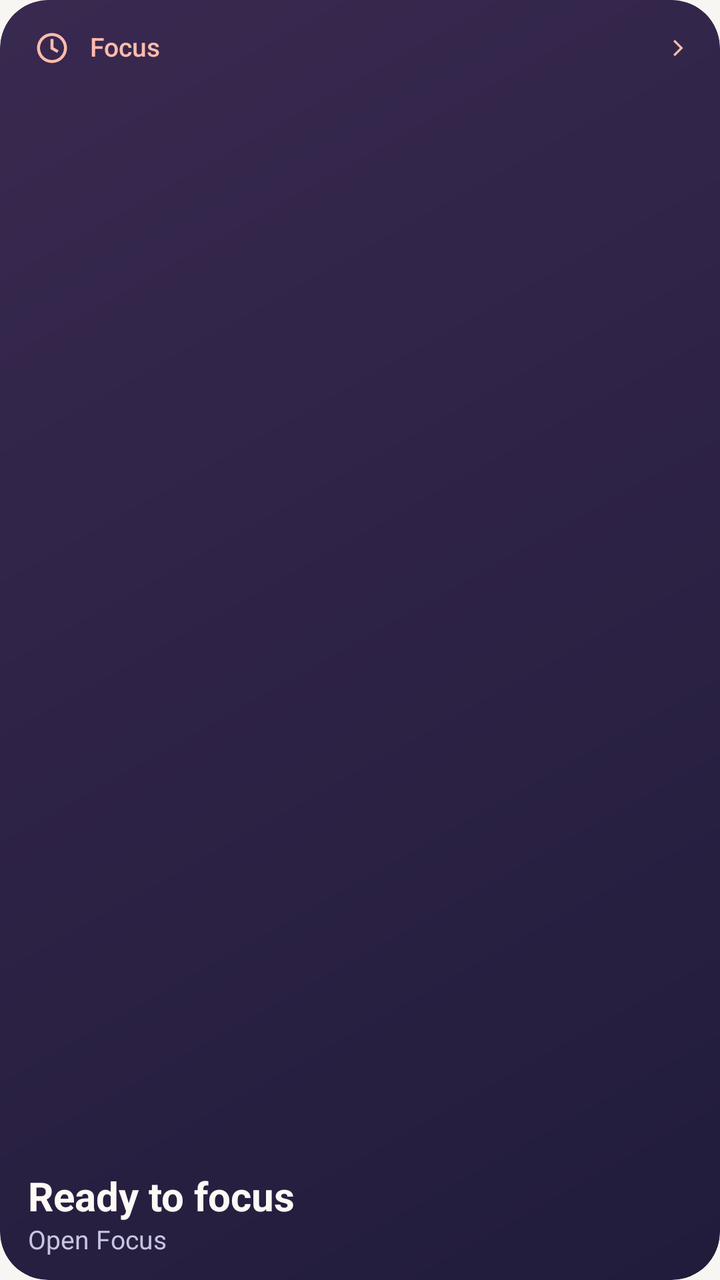
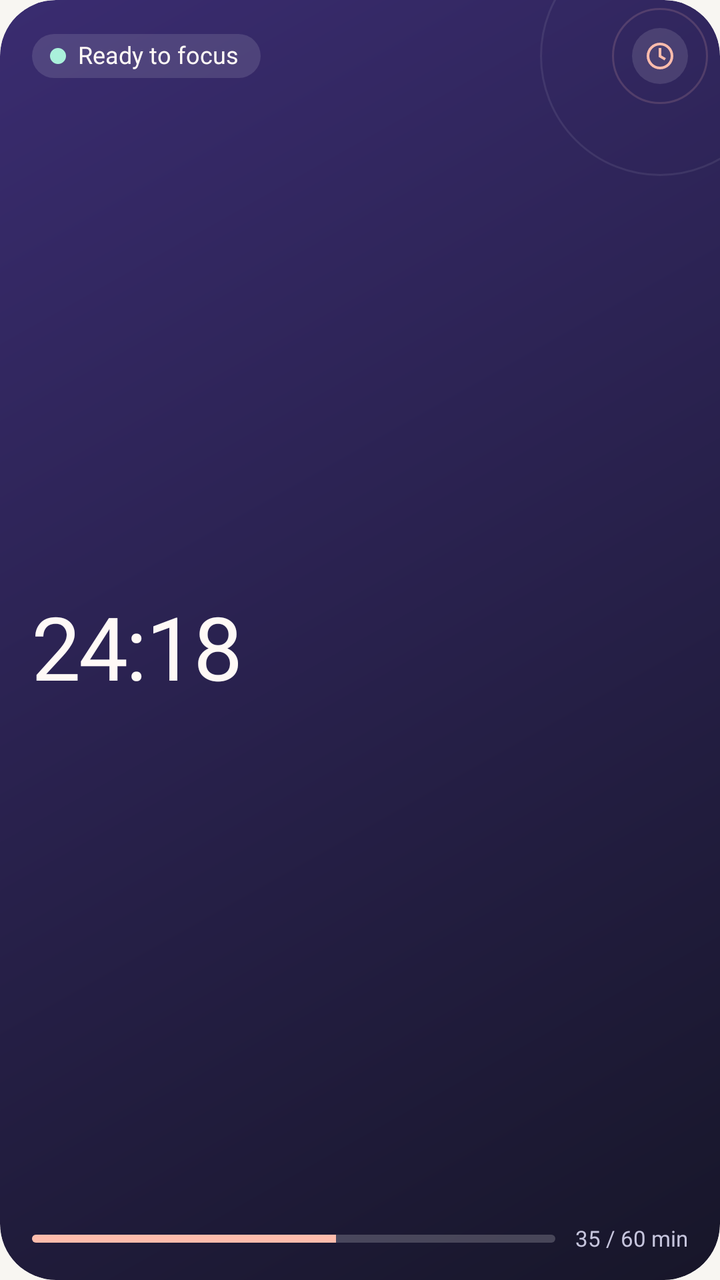

Compare the two renders of this Android layout. The source of the first and the diff that turns it into the second are given below.
<!-- AndroidManifest.xml: application theme AppTheme -->
<!-- res/layout/widget_focus.xml -->
<?xml version="1.0" encoding="utf-8"?>
<LinearLayout xmlns:android="http://schemas.android.com/apk/res/android"
    android:id="@android:id/background"
    style="@style/Widget.StudyOrbit.Card"
    android:background="@drawable/widget_background"
    android:layout_width="match_parent"
    android:layout_height="match_parent">

    <LinearLayout
        android:layout_width="match_parent"
        android:layout_height="wrap_content"
        android:gravity="center_vertical"
        android:orientation="horizontal">

        <ImageView
            android:layout_width="24dp"
            android:layout_height="24dp"
            android:layout_marginEnd="7dp"
            android:padding="3dp"
            android:importantForAccessibility="no"
            android:src="@drawable/ic_widget_focus"
            android:tint="@color/widget_accent" />

        <TextView
            style="@style/Widget.StudyOrbit.Heading"
            android:layout_width="0dp"
            android:layout_height="wrap_content"
            android:layout_weight="1"
            android:textColor="@color/widget_accent"
            android:text="@string/widget_focus_heading" />

        <ImageView
            android:layout_width="14dp"
            android:layout_height="14dp"
            android:importantForAccessibility="no"
            android:scaleType="fitCenter"
            android:src="@drawable/ic_rail_expand"
            android:tint="@color/widget_accent" />
    </LinearLayout>

    <FrameLayout
        android:layout_width="match_parent"
        android:layout_height="0dp"
        android:layout_weight="1" />

    <Chronometer
        android:id="@+id/widget_clock"
        style="@style/Widget.StudyOrbit.Value"
        android:layout_width="match_parent"
        android:layout_height="wrap_content"
        android:layout_marginTop="6dp"
        android:fontFeatureSettings="tnum"
        android:maxLines="1"
        android:textSize="32sp"
        android:autoSizeTextType="uniform"
        android:autoSizeMinTextSize="16sp"
        android:autoSizeMaxTextSize="32sp"
        android:autoSizeStepGranularity="1sp"
        android:visibility="gone" />

    <TextView
        android:id="@+id/widget_value"
        style="@style/Widget.StudyOrbit.Value"
        android:layout_width="match_parent"
        android:layout_height="wrap_content"
        android:layout_marginTop="6dp"
        android:fontFeatureSettings="tnum"
        android:text="@string/widget_focus_idle" />

    <TextView
        android:id="@+id/widget_detail"
        style="@style/Widget.StudyOrbit.Detail"
        android:layout_width="match_parent"
        android:layout_height="wrap_content"
        android:layout_marginTop="2dp"
        android:text="@string/widget_open_focus" />
</LinearLayout>
<!-- resources referenced by this layout -->
<resources>
  <!-- drawable ic_rail_expand (drawable) -->
  <vector xmlns:android="http://schemas.android.com/apk/res/android"
      android:width="20dp" android:height="20dp" android:viewportWidth="24" android:viewportHeight="24">
      <path android:fillColor="#FFFFFFFF" android:fillType="evenOdd" android:pathData="M9.4,5L16.4,12L9.4,19L8,17.6L13.6,12L8,6.4Z" />
  </vector>
  <!-- drawable widget_background (drawable) -->
  <shape xmlns:android="http://schemas.android.com/apk/res/android">
      <gradient android:angle="315" android:startColor="#392950" android:endColor="#211C3B" />
      <corners android:radius="24dp" />
  </shape>
  <string name="widget_focus_heading">Focus</string>
  <string name="widget_open_focus">Open Focus</string>
  <style name="Widget.StudyOrbit.Detail" parent="">
          <item name="android:textColor">@color/widget_muted</item>
          <item name="android:textSize">13sp</item>
          <item name="android:includeFontPadding">false</item>
          <item name="android:maxLines">2</item>
          <item name="android:ellipsize">end</item>
      </style>
  <style name="Widget.StudyOrbit.Heading" parent="">
          <item name="android:fontFamily">sans-serif-medium</item>
          <item name="android:textColor">@color/widget_accent</item>
          <item name="android:textSize">13sp</item>
          <item name="android:includeFontPadding">false</item>
          <item name="android:maxLines">1</item>
          <item name="android:ellipsize">end</item>
      </style>
  <style name="Widget.StudyOrbit.Value" parent="">
          <item name="android:fontFamily">sans-serif</item>
          <item name="android:textStyle">bold</item>
          <item name="android:textColor">@color/widget_text</item>
          <item name="android:textSize">20sp</item>
          <item name="android:includeFontPadding">false</item>
          <item name="android:maxLines">2</item>
          <item name="android:ellipsize">end</item>
      </style>
  <style name="OrbitWidgetCardBase" parent="">
          <item name="android:orientation">vertical</item>
          <item name="android:paddingStart">14dp</item>
          <item name="android:paddingEnd">14dp</item>
          <item name="android:paddingTop">12dp</item>
          <item name="android:paddingBottom">12dp</item>
      </style>
  <!-- unchanged entries left out for length: 7 -->
</resources>

<!-- the commit's change to res/layout/widget_focus.xml (unified diff, before → after) -->
@@ -12,66 +12,100 @@
         android:gravity="center_vertical"
         android:orientation="horizontal">
 
-        <ImageView
-            android:layout_width="24dp"
-            android:layout_height="24dp"
-            android:layout_marginEnd="7dp"
-            android:padding="3dp"
-            android:importantForAccessibility="no"
-            android:src="@drawable/ic_widget_focus"
-            android:tint="@color/widget_accent" />
-
-        <TextView
-            style="@style/Widget.StudyOrbit.Heading"
+        
+        <FrameLayout
             android:layout_width="0dp"
             android:layout_height="wrap_content"
-            android:layout_weight="1"
-            android:textColor="@color/widget_accent"
-            android:text="@string/widget_focus_heading" />
+            android:layout_marginEnd="8dp"
+            android:layout_weight="1">
+
+            <LinearLayout
+                style="@style/Widget.StudyOrbit.Pill"
+                android:layout_width="wrap_content"
+                android:layout_height="wrap_content">
+
+                <ImageView
+                    android:id="@+id/widget_dot"
+                    android:layout_width="8dp"
+                    android:layout_height="8dp"
+                    android:layout_marginEnd="6dp"
+                    android:importantForAccessibility="no"
+                    android:src="@drawable/widget_dot_ready" />
+
+                <TextView
+                    android:id="@+id/widget_status"
+                    style="@style/Widget.StudyOrbit.PillText"
+                    android:layout_width="wrap_content"
+                    android:layout_height="wrap_content"
+                    android:text="@string/widget_focus_idle" />
+            </LinearLayout>
+        </FrameLayout>
 
         <ImageView
-            android:layout_width="14dp"
-            android:layout_height="14dp"
+            android:layout_width="28dp"
+            android:layout_height="28dp"
+            android:background="@drawable/widget_badge"
             android:importantForAccessibility="no"
+            android:padding="6dp"
             android:scaleType="fitCenter"
-            android:src="@drawable/ic_rail_expand"
+            android:src="@drawable/ic_widget_focus"
             android:tint="@color/widget_accent" />
     </LinearLayout>
 
-    <FrameLayout
+    <Chronometer
+        android:id="@+id/widget_clock"
+        style="@style/Widget.StudyOrbit.Hero"
         android:layout_width="match_parent"
         android:layout_height="0dp"
-        android:layout_weight="1" />
-
-    <Chronometer
-        android:id="@+id/widget_clock"
-        style="@style/Widget.StudyOrbit.Value"
-        android:layout_width="match_parent"
-        android:layout_height="wrap_content"
-        android:layout_marginTop="6dp"
+        android:layout_marginTop="2dp"
+        android:layout_weight="1"
+        android:autoSizeMaxTextSize="44sp"
+        android:autoSizeMinTextSize="20sp"
+        android:autoSizeStepGranularity="1sp"
+        android:autoSizeTextType="uniform"
         android:fontFeatureSettings="tnum"
-        android:maxLines="1"
-        android:textSize="32sp"
-        android:autoSizeTextType="uniform"
-        android:autoSizeMinTextSize="16sp"
-        android:autoSizeMaxTextSize="32sp"
-        android:autoSizeStepGranularity="1sp"
         android:visibility="gone" />
 
     <TextView
         android:id="@+id/widget_value"
-        style="@style/Widget.StudyOrbit.Value"
+        style="@style/Widget.StudyOrbit.Hero"
+        android:layout_width="match_parent"
+        android:layout_height="0dp"
+        android:layout_marginTop="2dp"
+        android:layout_weight="1"
+        android:autoSizeMaxTextSize="44sp"
+        android:autoSizeMinTextSize="20sp"
+        android:autoSizeStepGranularity="1sp"
+        android:autoSizeTextType="uniform"
+        android:fontFeatureSettings="tnum"
+        android:text="@string/widget_sample_clock" />
+
+    <LinearLayout
         android:layout_width="match_parent"
         android:layout_height="wrap_content"
         android:layout_marginTop="6dp"
-        android:fontFeatureSettings="tnum"
-        android:text="@string/widget_focus_idle" />
+        android:gravity="center_vertical"
+        android:orientation="horizontal">
 
-    <TextView
-        android:id="@+id/widget_detail"
-        style="@style/Widget.StudyOrbit.Detail"
-        android:layout_width="match_parent"
-        android:layout_height="wrap_content"
-        android:layout_marginTop="2dp"
-        android:text="@string/widget_open_focus" />
+        <ProgressBar
+            android:id="@+id/widget_goal_bar"
+            style="@android:style/Widget.ProgressBar.Horizontal"
+            android:layout_width="0dp"
+            android:layout_height="4dp"
+            android:layout_weight="1"
+            android:indeterminate="false"
+            android:max="100"
+            android:maxHeight="4dp"
+            android:minHeight="4dp"
+            android:progress="58"
+            android:progressDrawable="@drawable/widget_progress" />
+
+        <TextView
+            android:id="@+id/widget_goal_text"
+            style="@style/Widget.StudyOrbit.Caption"
+            android:layout_width="wrap_content"
+            android:layout_height="wrap_content"
+            android:layout_marginStart="10dp"
+            android:text="@string/widget_sample_goal" />
+    </LinearLayout>
 </LinearLayout>
<!-- resource entries referenced after the edit -->
@@ -1,48 +1,106 @@
 <!-- resources referenced by this layout -->
 <resources>
-  <!-- drawable ic_rail_expand (drawable) -->
-  <vector xmlns:android="http://schemas.android.com/apk/res/android"
-      android:width="20dp" android:height="20dp" android:viewportWidth="24" android:viewportHeight="24">
-      <path android:fillColor="#FFFFFFFF" android:fillType="evenOdd" android:pathData="M9.4,5L16.4,12L9.4,19L8,17.6L13.6,12L8,6.4Z" />
-  </vector>
   <!-- drawable widget_background (drawable) -->
-  <shape xmlns:android="http://schemas.android.com/apk/res/android">
-      <gradient android:angle="315" android:startColor="#392950" android:endColor="#211C3B" />
-      <corners android:radius="24dp" />
+  <?xml version="1.0" encoding="utf-8"?>
+  <layer-list xmlns:android="http://schemas.android.com/apk/res/android">
+      <item>
+          <shape android:shape="rectangle">
+              <gradient android:angle="315" android:startColor="#3A2C70" android:endColor="#171629" />
+              <corners android:radius="28dp" />
+          </shape>
+      </item>
+      <item android:width="120dp" android:height="120dp" android:gravity="top|end"
+          android:top="-32dp" android:end="-30dp">
+          <shape android:shape="oval">
+              <stroke android:width="1dp" android:color="#14FFFFFF" />
+          </shape>
+      </item>
+      <item android:width="48dp" android:height="48dp" android:gravity="top|end"
+          android:top="4dp" android:end="6dp">
+          <shape android:shape="oval">
+              <stroke android:width="1dp" android:color="#29FFBCAC" />
+          </shape>
+      </item>
+  </layer-list>
+  <!-- drawable widget_badge (drawable) -->
+  <?xml version="1.0" encoding="utf-8"?>
+  <shape xmlns:android="http://schemas.android.com/apk/res/android" android:shape="oval">
+      <solid android:color="@color/widget_surface" />
+      <size android:width="28dp" android:height="28dp" />
   </shape>
-  <string name="widget_focus_heading">Focus</string>
-  <string name="widget_open_focus">Open Focus</string>
-  <style name="Widget.StudyOrbit.Detail" parent="">
+  <!-- drawable widget_dot_ready (drawable) -->
+  <?xml version="1.0" encoding="utf-8"?>
+  <shape xmlns:android="http://schemas.android.com/apk/res/android" android:shape="oval">
+      <solid android:color="#AAF0DB" />
+      <size android:width="8dp" android:height="8dp" />
+  </shape>
+  <!-- drawable widget_progress (drawable) -->
+  <?xml version="1.0" encoding="utf-8"?>
+  <layer-list xmlns:android="http://schemas.android.com/apk/res/android">
+      <item android:id="@android:id/background">
+          <shape android:shape="rectangle">
+              <solid android:color="@color/widget_track" />
+              <corners android:radius="2dp" />
+          </shape>
+      </item>
+      <item android:id="@android:id/progress">
+          <clip>
+              <shape android:shape="rectangle">
+                  <solid android:color="@color/widget_accent" />
+                  <corners android:radius="2dp" />
+              </shape>
+          </clip>
+      </item>
+  </layer-list>
+  <string name="widget_sample_clock" translatable="false">24:18</string>
+  <string name="widget_sample_goal" translatable="false">35 / 60 min</string>
+  <style name="Widget.StudyOrbit.Caption" parent="">
+          <item name="android:fontFamily">@font/inter_medium</item>
           <item name="android:textColor">@color/widget_muted</item>
-          <item name="android:textSize">13sp</item>
+          <item name="android:textSize">11sp</item>
           <item name="android:includeFontPadding">false</item>
-          <item name="android:maxLines">2</item>
-          <item name="android:ellipsize">end</item>
+          <item name="android:maxLines">1</item>
       </style>
-  <style name="Widget.StudyOrbit.Heading" parent="">
-          <item name="android:fontFamily">sans-serif-medium</item>
-          <item name="android:textColor">@color/widget_accent</item>
-          <item name="android:textSize">13sp</item>
+  <style name="Widget.StudyOrbit.Hero" parent="">
+          <item name="android:fontFamily">@font/inter_bold</item>
+          <item name="android:textColor">@color/widget_text</item>
+          <item name="android:includeFontPadding">false</item>
+          <item name="android:letterSpacing">-0.02</item>
+          <item name="android:maxLines">1</item>
+          <item name="android:gravity">center_vertical|start</item>
+      </style>
+  <style name="Widget.StudyOrbit.Pill" parent="">
+          <item name="android:background">@drawable/widget_pill</item>
+          <item name="android:orientation">horizontal</item>
+          <item name="android:gravity">center_vertical</item>
+          <item name="android:paddingStart">9dp</item>
+          <item name="android:paddingEnd">11dp</item>
+          <item name="android:paddingTop">4dp</item>
+          <item name="android:paddingBottom">4dp</item>
+      </style>
+  <style name="Widget.StudyOrbit.PillText" parent="">
+          <item name="android:fontFamily">@font/inter_semibold</item>
+          <item name="android:textColor">@color/widget_text</item>
+          <item name="android:textSize">12sp</item>
           <item name="android:includeFontPadding">false</item>
           <item name="android:maxLines">1</item>
           <item name="android:ellipsize">end</item>
       </style>
-  <style name="Widget.StudyOrbit.Value" parent="">
-          <item name="android:fontFamily">sans-serif</item>
-          <item name="android:textStyle">bold</item>
-          <item name="android:textColor">@color/widget_text</item>
-          <item name="android:textSize">20sp</item>
-          <item name="android:includeFontPadding">false</item>
-          <item name="android:maxLines">2</item>
-          <item name="android:ellipsize">end</item>
-      </style>
+  <color name="widget_surface">#1FFFFFFF</color>
+  <color name="widget_track">#33FFFFFF</color>
   <style name="OrbitWidgetCardBase" parent="">
           <item name="android:orientation">vertical</item>
-          <item name="android:paddingStart">14dp</item>
-          <item name="android:paddingEnd">14dp</item>
-          <item name="android:paddingTop">12dp</item>
-          <item name="android:paddingBottom">12dp</item>
+          <item name="android:paddingStart">16dp</item>
+          <item name="android:paddingEnd">16dp</item>
+          <item name="android:paddingTop">14dp</item>
+          <item name="android:paddingBottom">14dp</item>
       </style>
+  <!-- drawable widget_pill (drawable) -->
+  <?xml version="1.0" encoding="utf-8"?>
+  <shape xmlns:android="http://schemas.android.com/apk/res/android" android:shape="rectangle">
+      <solid android:color="@color/widget_surface" />
+      <corners android:radius="12dp" />
+  </shape>
   <!-- unchanged entries left out for length: 7 -->
 </resources>
 
